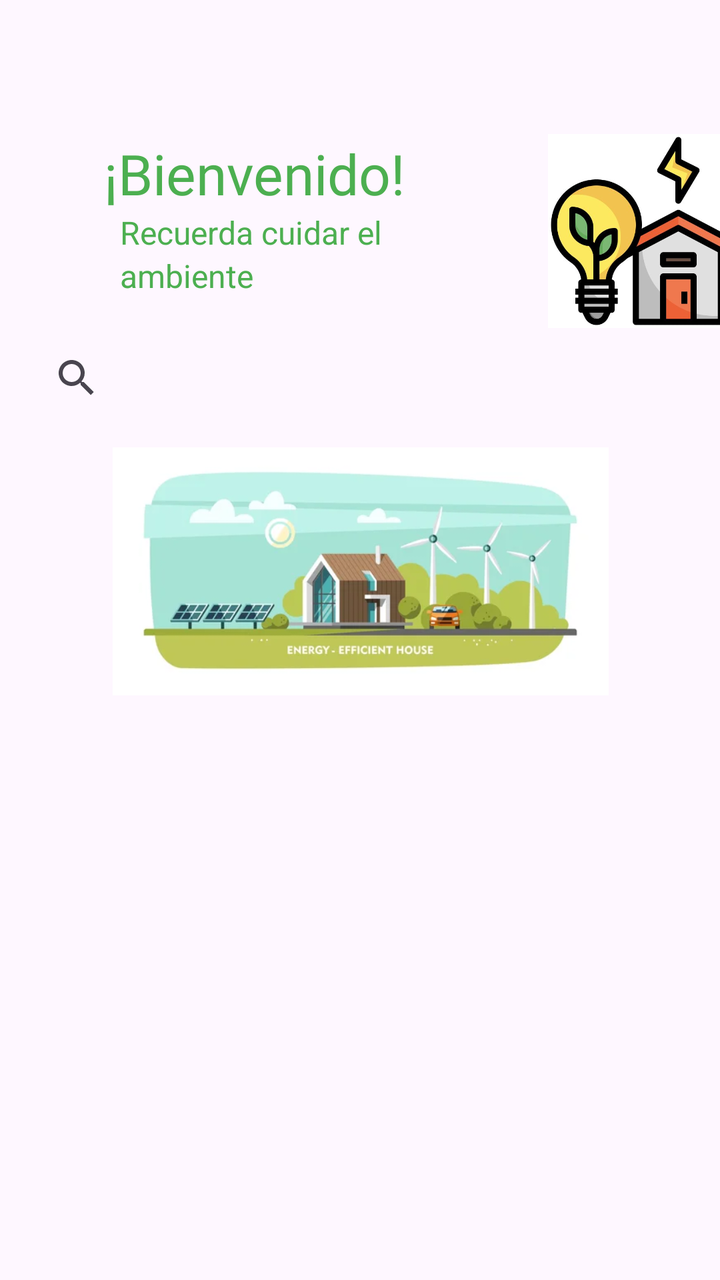
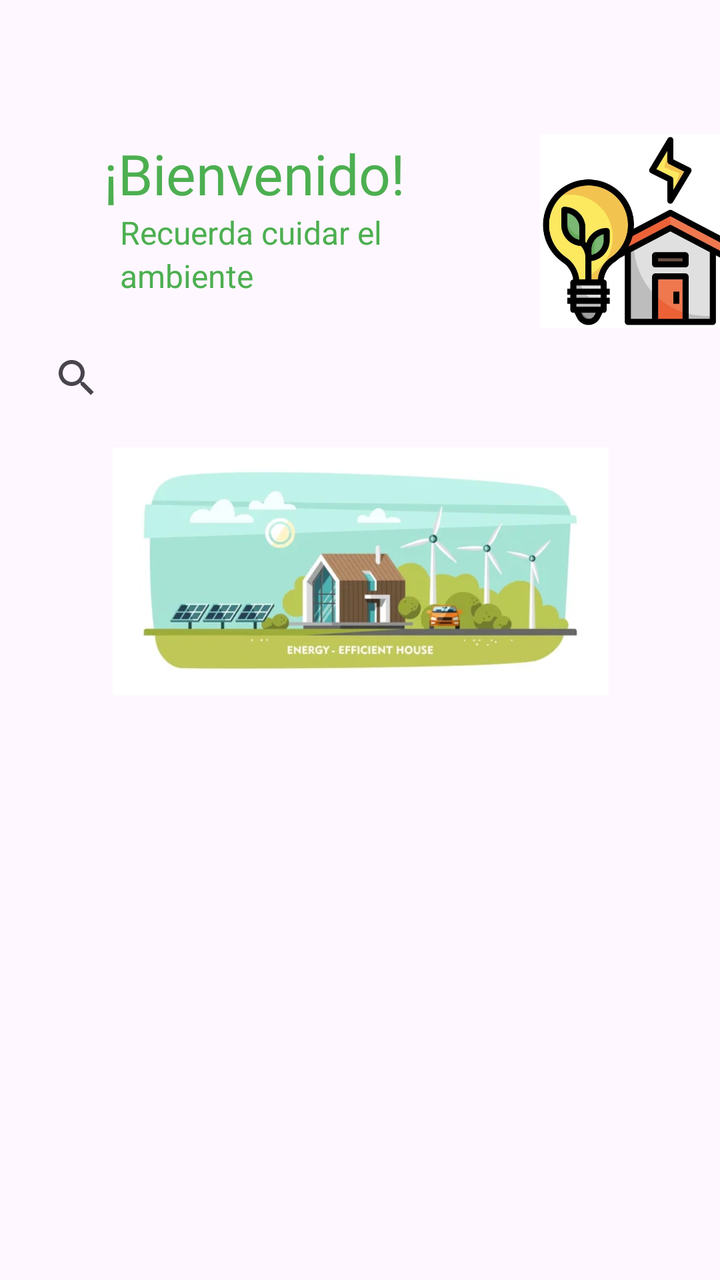

Compare the two renders of this Android layout. The source of the first and the diff that turns it into the second are given below.
<!-- AndroidManifest.xml: application theme Theme.R3 -->
<!-- res/layout/activity_main.xml -->
<?xml version="1.0" encoding="utf-8"?>
<androidx.constraintlayout.widget.ConstraintLayout xmlns:android="http://schemas.android.com/apk/res/android"
    xmlns:app="http://schemas.android.com/apk/res-auto"
    xmlns:tools="http://schemas.android.com/tools"
    android:id="@+id/main"
    android:layout_width="match_parent"
    android:layout_height="match_parent"
    tools:context=".MainActivity">

    <SearchView
        android:id="@+id/searchView"
        android:layout_width="335dp"
        android:layout_height="50dp"
        android:layout_marginTop="164dp"
        app:layout_constraintEnd_toEndOf="parent"
        app:layout_constraintHorizontal_bias="0.567"
        app:layout_constraintStart_toStartOf="parent"
        app:layout_constraintTop_toTopOf="parent" />

    <TextView
        android:id="@+id/textView"
        android:layout_width="wrap_content"
        android:layout_height="wrap_content"
        android:layout_marginStart="52dp"
        android:layout_marginTop="68dp"
        android:fontFamily="@font/lobster"
        android:text="¡Bienvenido!"
        android:textColor="#4CAF50"
        android:textSize="28dp"
        app:layout_constraintStart_toStartOf="parent"
        app:layout_constraintTop_toTopOf="parent" />

    <TextView
        android:id="@+id/textView2"
        android:layout_width="wrap_content"
        android:layout_height="wrap_content"
        android:layout_marginStart="60dp"
        android:fontFamily="sans-serif"
        android:text="Recuerda cuidar el "
        android:textColor="#4CAF50"
        android:textSize="16sp"
        app:layout_constraintStart_toStartOf="parent"
        app:layout_constraintTop_toBottomOf="@+id/textView" />

    <TextView
        android:id="@+id/textView3"
        android:layout_width="wrap_content"
        android:layout_height="wrap_content"
        android:layout_marginStart="60dp"
        android:text="ambiente"
        android:textColor="#4CAF50"
        android:textSize="16sp"
        app:layout_constraintStart_toStartOf="parent"
        app:layout_constraintTop_toBottomOf="@+id/textView2" />

    <ImageView
        android:id="@+id/imageView2"
        android:layout_width="143dp"
        android:layout_height="97dp"
        android:layout_marginStart="56dp"
        android:layout_marginTop="28dp"
        app:layout_constraintBottom_toTopOf="@+id/searchView"
        app:layout_constraintEnd_toEndOf="parent"
        app:layout_constraintHorizontal_bias="0.0"
        app:layout_constraintStart_toEndOf="@+id/textView2"
        app:layout_constraintTop_toTopOf="parent"
        app:layout_constraintVertical_bias="1.0"
        app:srcCompat="@drawable/img1" />

    <ImageView
        android:id="@+id/imageView4"
        android:layout_width="349dp"
        android:layout_height="124dp"
        android:layout_marginTop="4dp"
        app:layout_constraintBottom_toBottomOf="parent"
        app:layout_constraintEnd_toEndOf="parent"
        app:layout_constraintStart_toStartOf="parent"
        app:layout_constraintTop_toBottomOf="@+id/searchView"
        app:layout_constraintVertical_bias="0.019"
        app:srcCompat="@drawable/img2" />

</androidx.constraintlayout.widget.ConstraintLayout>
<!-- resources referenced by this layout -->
<resources>
  <!-- drawable img1: jpg bitmap (drawable, 20943 bytes) -->
  <!-- drawable img2: jpg bitmap (drawable, 11560 bytes) -->
  <style name="Theme.R3" parent="Base.Theme.R3" />
  <style name="Base.Theme.R3" parent="Theme.Material3.DayNight.NoActionBar">
          
          
      </style>
</resources>

<!-- the commit's change to res/layout/activity_main.xml (unified diff, before → after) -->
@@ -24,9 +24,9 @@
         android:layout_marginStart="52dp"
         android:layout_marginTop="68dp"
         android:fontFamily="@font/lobster"
-        android:text="¡Bienvenido!"
+        android:text="@string/TXT1"
         android:textColor="#4CAF50"
-        android:textSize="28dp"
+        android:textSize="28sp"
         app:layout_constraintStart_toStartOf="parent"
         app:layout_constraintTop_toTopOf="parent" />
 
@@ -36,7 +36,7 @@
         android:layout_height="wrap_content"
         android:layout_marginStart="60dp"
         android:fontFamily="sans-serif"
-        android:text="Recuerda cuidar el "
+        android:text="@string/txt2"
         android:textColor="#4CAF50"
         android:textSize="16sp"
         app:layout_constraintStart_toStartOf="parent"
@@ -47,7 +47,7 @@
         android:layout_width="wrap_content"
         android:layout_height="wrap_content"
         android:layout_marginStart="60dp"
-        android:text="ambiente"
+        android:text="@string/txt3"
         android:textColor="#4CAF50"
         android:textSize="16sp"
         app:layout_constraintStart_toStartOf="parent"
@@ -59,6 +59,7 @@
         android:layout_height="97dp"
         android:layout_marginStart="56dp"
         android:layout_marginTop="28dp"
+        android:contentDescription="@null"
         app:layout_constraintBottom_toTopOf="@+id/searchView"
         app:layout_constraintEnd_toEndOf="parent"
         app:layout_constraintHorizontal_bias="0.0"
@@ -72,6 +73,7 @@
         android:layout_width="349dp"
         android:layout_height="124dp"
         android:layout_marginTop="4dp"
+        android:contentDescription="@null"
         app:layout_constraintBottom_toBottomOf="parent"
         app:layout_constraintEnd_toEndOf="parent"
         app:layout_constraintStart_toStartOf="parent"
<!-- resource entries referenced after the edit -->
@@ -2,6 +2,9 @@
 <resources>
   <!-- drawable img1: jpg bitmap (drawable, 20943 bytes) -->
   <!-- drawable img2: jpg bitmap (drawable, 11560 bytes) -->
+  <string name="TXT1">¡Bienvenido!</string>
+  <string name="txt2">Recuerda cuidar el</string>
+  <string name="txt3">ambiente</string>
   <style name="Theme.R3" parent="Base.Theme.R3" />
   <style name="Base.Theme.R3" parent="Theme.Material3.DayNight.NoActionBar">
           
